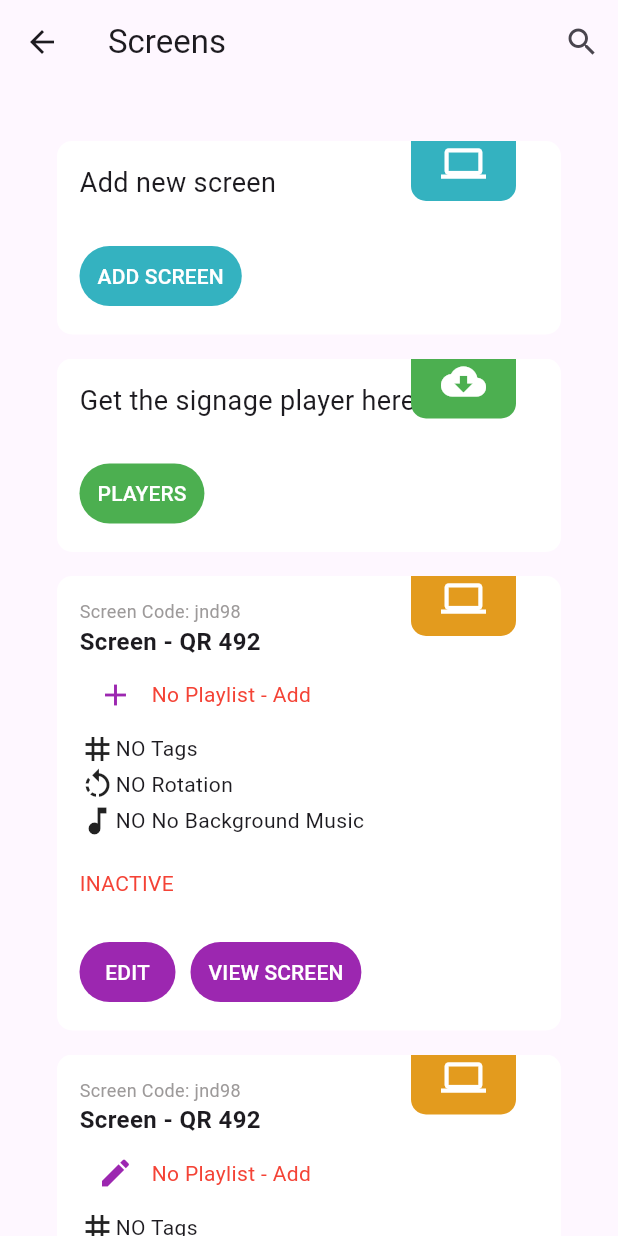
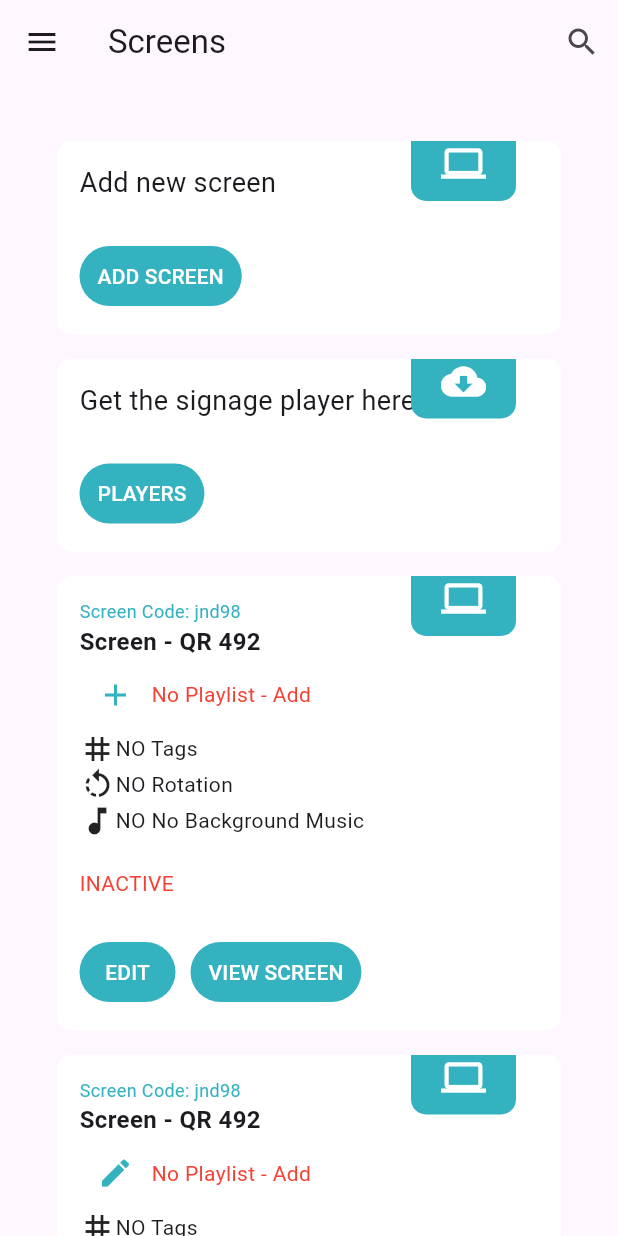
Before and after one commit to oakmate1206/mixcat_player, a Flutter app: the Screens screen opened directly, after a tap on "ADD SCREEN", on a phone screen of 412 x 824 dp. Run offline on Flutter 3.47's test engine with Material 2 defaults, Android fonts, the phone set to English and light mode, and no system bars; network calls fail; key blocks and very long unbroken strings in the code were emptied for the run.

Commit message:
new screens

```diff
--- a/lib/Screens/screens.dart
+++ b/lib/Screens/screens.dart
@@ -1,4 +1,5 @@
 import 'package:flutter/material.dart';
+import 'package:mixcat_player/Screens/sidebar.dart';
 
 
 class Screens extends StatelessWidget {
@@ -16,6 +17,7 @@ class Screens extends StatelessWidget {
           ),
         ],
       ),
+      drawer: Sidebar(),
       body: SingleChildScrollView(
         padding: EdgeInsets.all(30),
         child: Column(
@@ -116,7 +118,7 @@ class Screens extends StatelessWidget {
                                   onPressed: () {},
                                   style: ButtonStyle(
                                     backgroundColor: MaterialStateProperty.all(
-                                        Colors.green), // Change button color
+                                        Color.fromARGB(255, 52, 178, 192)), // Change button color
                                   ),
                                   child: Text(
                                     'PLAYERS',
@@ -139,7 +141,7 @@ class Screens extends StatelessWidget {
                       width: 70,
                       height: 50,
                       decoration: BoxDecoration(
-                        color: Colors.green, // Small floating container
+                        color: Color.fromARGB(255, 52, 178, 192), // Small floating container
                         borderRadius: BorderRadius.only(
                           bottomLeft:
                               Radius.circular(10), // Add bottom-left radius
@@ -176,7 +178,7 @@ class Screens extends StatelessWidget {
                             "Screen Code: jnd98",
                             style: TextStyle(
                                 fontSize: 12,
-                                color: const Color.fromARGB(255, 157, 154, 154)),
+                                color: Color.fromARGB(255, 52, 178, 192)),
                           ),
                           Text(
                             "Screen - QR 492",
@@ -189,7 +191,7 @@ class Screens extends StatelessWidget {
                                   onPressed: () {},
                                   icon: Icon(
                                     Icons.add,
-                                    color: Colors.purple,
+                                    color: Color.fromARGB(255, 52, 178, 192),
                                   )),
                               Text(
                                 "No Playlist - Add",
@@ -233,7 +235,7 @@ class Screens extends StatelessWidget {
                                   onPressed: () {},
                                   style: ButtonStyle(
                                     backgroundColor: MaterialStateProperty.all(
-                                        Colors.purple), // Change button color
+                                       Color.fromARGB(255, 52, 178, 192)), // Change button color
                                   ),
                                   child: Text(
                                     'EDIT',
@@ -246,7 +248,7 @@ class Screens extends StatelessWidget {
                                   onPressed: () {},
                                   style: ButtonStyle(
                                     backgroundColor: MaterialStateProperty.all(
-                                        Colors.purple), // Change button color
+                                       Color.fromARGB(255, 52, 178, 192)), // Change button color
                                   ),
                                   child: Text(
                                     'VIEW SCREEN',
@@ -269,8 +271,7 @@ class Screens extends StatelessWidget {
                       width: 70,
                       height: 50,
                       decoration: BoxDecoration(
-                        color: Color.fromARGB(
-                            255, 227, 155, 30), // Small floating container
+                        color: Color.fromARGB(255, 52, 178, 192), // Small floating container
                         borderRadius: BorderRadius.only(
                           bottomLeft:
                               Radius.circular(10), // Add bottom-left radius
@@ -306,7 +307,7 @@ class Screens extends StatelessWidget {
                             "Screen Code: jnd98",
                             style: TextStyle(
                                 fontSize: 12,
-                                color: const Color.fromARGB(255, 157, 154, 154)),
+                                color: Color.fromARGB(255, 52, 178, 192)),
                           ),
                           Text(
                             "Screen - QR 492",
@@ -319,7 +320,7 @@ class Screens extends StatelessWidget {
                                   onPressed: () {},
                                   icon: Icon(
                                     Icons.edit,
-                                    color: Colors.purple,
+                                    color:Color.fromARGB(255, 52, 178, 192),
                                   )),
                               Text(
                                 "No Playlist - Add",
@@ -363,7 +364,7 @@ class Screens extends StatelessWidget {
                                   onPressed: () {},
                                   style: ButtonStyle(
                                     backgroundColor: MaterialStateProperty.all(
-                                        Colors.purple), // Change button color
+                                        Color.fromARGB(255, 52, 178, 192)), // Change button color
                                   ),
                                   child: Text(
                                     'EDIT',
@@ -376,7 +377,7 @@ class Screens extends StatelessWidget {
                                   onPressed: () {},
                                   style: ButtonStyle(
                                     backgroundColor: MaterialStateProperty.all(
-                                        Colors.purple), // Change button color
+                                        Color.fromARGB(255, 52, 178, 192)), // Change button color
                                   ),
                                   child: Text(
                                     'VIEW SCREEN',
@@ -399,8 +400,7 @@ class Screens extends StatelessWidget {
                       width: 70,
                       height: 50,
                       decoration: BoxDecoration(
-                        color: Color.fromARGB(
-                            255, 227, 155, 30), // Small floating container
+                        color: Color.fromARGB(255, 52, 178, 192), // Small floating container
                         borderRadius: BorderRadius.only(
                           bottomLeft:
                               Radius.circular(10), // Add bottom-left radius
--- /dev/null
+++ b/lib/Screens/sidebar.dart
@@ -0,0 +1,78 @@
+import 'package:flutter/material.dart';
+import 'package:mixcat_player/Screens/Screen_monitoring.dart';
+import 'package:mixcat_player/Screens/appstore.dart';
+import 'package:mixcat_player/Screens/screens.dart';
+
+class Sidebar extends StatelessWidget {
+  @override
+  Widget build(BuildContext context) {
+    return Drawer(
+      child: ListView(
+        padding: EdgeInsets.zero,
+        children: <Widget>[
+          DrawerHeader(
+            child: Image.network("src"),
+          ),
+          ListTile(
+            leading: Icon(Icons.account_box_outlined),
+            title: Text('Dashboard'),
+            onTap: () {
+              // MaterialPageRoute(builder: (context) => Dashboard());
+            },
+          ),
+          ListTile(
+            leading: Icon(Icons.mobile_screen_share),
+            title: Text('Screens'),
+            onTap: () {
+               Navigator.push(
+              context,
+              MaterialPageRoute(builder: (context) => Screens()),
+            );
+            },
+          ),
+          ListTile(
+            leading: Icon(Icons.store),
+            title: Text('App Store'),
+            onTap: () {
+              Navigator.push(
+              context,
+              MaterialPageRoute(builder: (context) => Appstore()),
+            );
+            },
+          ),
+          ListTile(
+            leading: Icon(Icons.account_box_outlined),
+            title: Text('Screen Monitoring'),
+            onTap: () {
+              Navigator.push(
+              context,
+              MaterialPageRoute(builder: (context) => Monitoring()),
+            );
+            },
+          ),
+          ListTile(
+            leading: Icon(Icons.cloud_download),
+            title: Text('Download App'),
+            onTap: () {
+              Navigator.pop(context);
+            },
+          ),
+          ListTile(
+            leading: Icon(Icons.person),
+            title: Text('Profile'),
+            onTap: () {
+              Navigator.pop(context);
+            },
+          ),
+          ListTile(
+            leading: Icon(Icons.logout),
+            title: Text('Logout'),
+            onTap: () {
+              Navigator.pop(context);
+            },
+          ),
+        ],
+      ),
+    );
+  }
+}
```
Also changed, not shown: lib/Screens/appstore.dart (added, +249 -0 lines), lib/Screens/profile.dart (added, +168 -0 lines).
